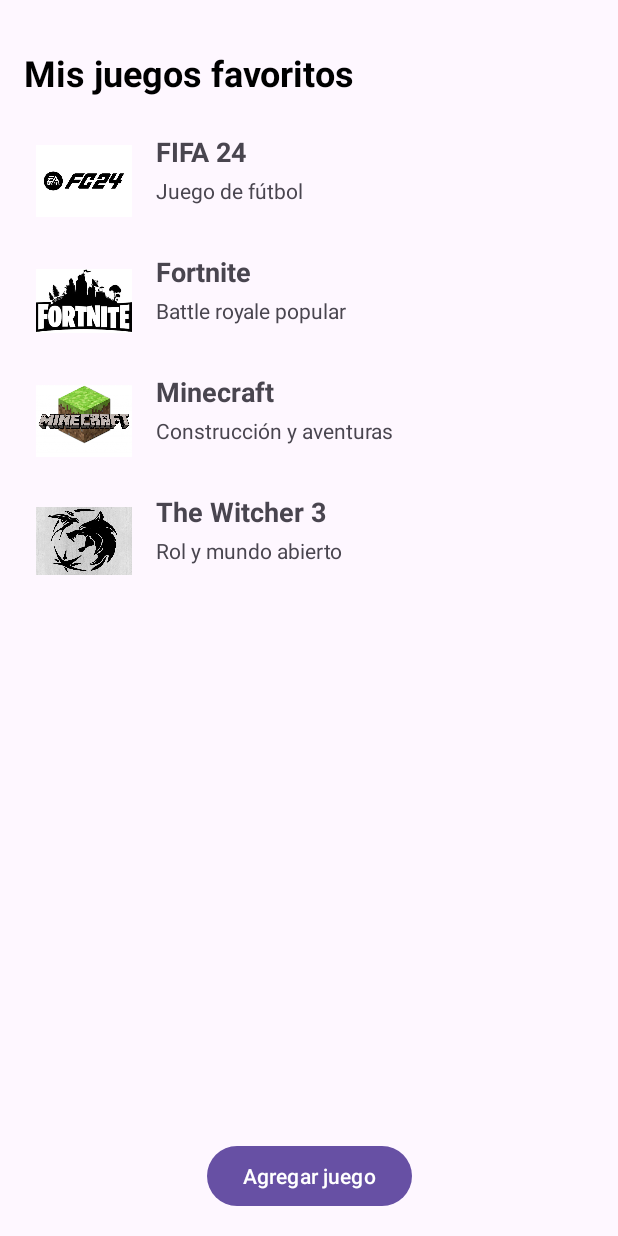
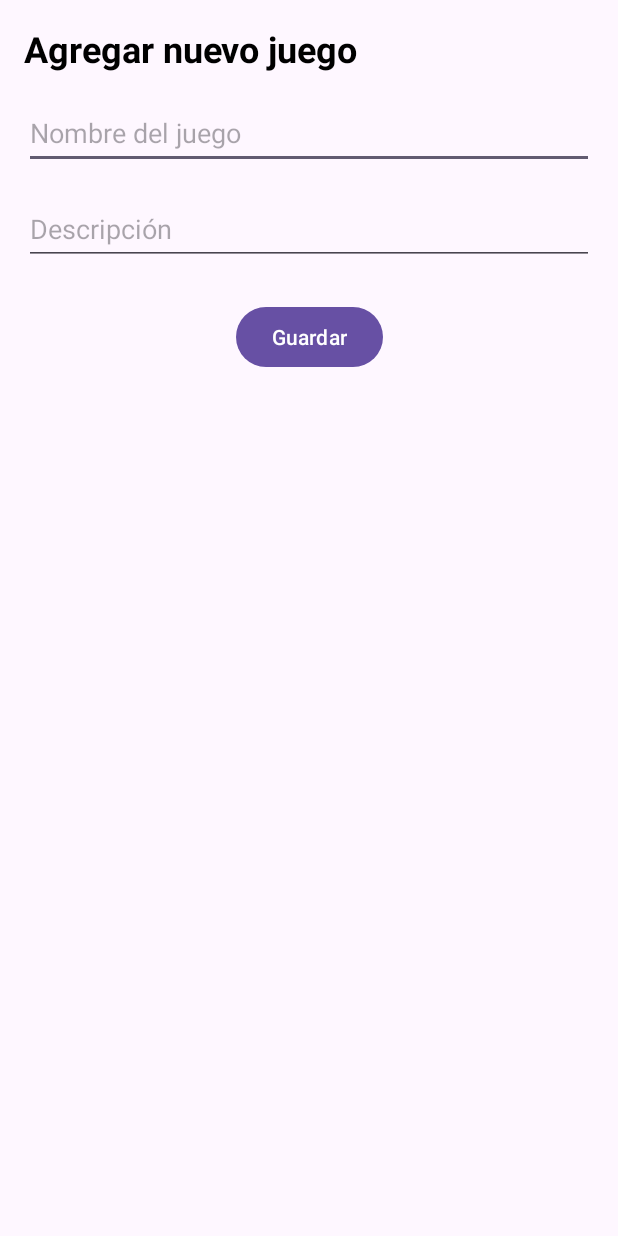
Before and after one commit to RomanBossio/juegos-favoritos, an Android app: the ListaJuegosActivity screen opened directly, with no data from a screen before it, after a tap on "Agregar juego", on a phone screen of 412 x 824 dp. Run offline under Robolectric (Android 15) with nearby library versions, the phone set to English and light mode, and no system bars.

Commit message:
Versión estable con pantalla de lista de juegos y agregar juego (sin imágenes personalizadas)

```diff
--- a/app/src/main/AndroidManifest.xml
+++ b/app/src/main/AndroidManifest.xml
@@ -13,6 +13,9 @@
         android:theme="@style/Theme.JuegosFavoritosApp"
         tools:targetApi="31">
         <activity
+            android:name=".AgregarJuegoActivity"
+            android:exported="false" />
+        <activity
             android:name=".ListaJuegosActivity"
             android:exported="false" />
         <activity
--- /dev/null
+++ b/app/src/main/java/com/example/juegosfavoritosapp/AgregarJuegoActivity.kt
@@ -0,0 +1,41 @@
+package com.example.juegosfavoritosapp
+
+import android.os.Bundle
+import android.widget.Button
+import android.widget.EditText
+import android.widget.Toast
+import androidx.appcompat.app.AppCompatActivity
+import android.content.Intent
+
+class AgregarJuegoActivity : AppCompatActivity() {
+    private lateinit var etNombreJuego: EditText
+    private lateinit var etDescripcionJuego: EditText
+    private lateinit var btnGuardarJuego: Button
+
+    override fun onCreate(savedInstanceState: Bundle?) {
+        super.onCreate(savedInstanceState)
+        setContentView(R.layout.activity_agregar_juego)
+
+        // Inicializar vistas
+        etNombreJuego = findViewById(R.id.etNombreJuego)
+        etDescripcionJuego = findViewById(R.id.etDescripcionJuego)
+        btnGuardarJuego = findViewById(R.id.btnGuardarJuego)
+
+        btnGuardarJuego.setOnClickListener {
+            val nombre = etNombreJuego.text.toString().trim()
+            val descripcion = etDescripcionJuego.text.toString().trim()
+
+            if (nombre.isEmpty() || descripcion.isEmpty()) {
+                Toast.makeText(this, "Completa todos los campos", Toast.LENGTH_SHORT).show()
+            } else {
+                // Devolver los datos a ListaJuegosActivity
+                val resultIntent = Intent()
+                resultIntent.putExtra("nombre", nombre)
+                resultIntent.putExtra("descripcion", descripcion)
+                setResult(RESULT_OK, resultIntent)
+                finish() // Cierra esta pantalla y vuelve
+            }
+        }
+
+    }
+}
--- a/app/src/main/java/com/example/juegosfavoritosapp/ListaJuegosActivity.kt
+++ b/app/src/main/java/com/example/juegosfavoritosapp/ListaJuegosActivity.kt
@@ -6,36 +6,52 @@ import android.widget.Toast
 import androidx.appcompat.app.AppCompatActivity
 import androidx.recyclerview.widget.LinearLayoutManager
 import androidx.recyclerview.widget.RecyclerView
+import android.content.Intent
+
 
 class ListaJuegosActivity : AppCompatActivity() {
     private lateinit var rvJuegos: RecyclerView
     private lateinit var btnAgregar: Button
     private lateinit var adapter: JuegoAdapter
 
+    // Lista mutable de juegos
+    private val juegos = mutableListOf(
+        Juego("FIFA 24", "Juego de fútbol", R.drawable.fifa24),
+        Juego("Fortnite", "Battle royale popular", R.drawable.fortnite),
+        Juego("Minecraft", "Construcción y aventuras", R.drawable.minecraft),
+        Juego("The Witcher 3", "Rol y mundo abierto", R.drawable.witcher3)
+    )
+
     override fun onCreate(savedInstanceState: Bundle?) {
         super.onCreate(savedInstanceState)
         setContentView(R.layout.activity_lista_juegos)
 
-        val juegos = listOf(
-            Juego("FIFA 24", "Juego de fútbol", R.drawable.fifa24),
-            Juego("Fortnite", "Battle royale popular", R.drawable.fortnite),
-            Juego("Minecraft", "Construcción y aventuras", R.drawable.minecraft),
-            Juego("The Witcher 3", "Rol y mundo abierto", R.drawable.witcher3)
-        )
-
-
-        // Inicializar vistas
         rvJuegos = findViewById(R.id.rvJuegos)
         btnAgregar = findViewById(R.id.btnAgregar)
 
-        // Configurar RecyclerView
         adapter = JuegoAdapter(juegos)
         rvJuegos.layoutManager = LinearLayoutManager(this)
         rvJuegos.adapter = adapter
 
-        // Botón para agregar juego (placeholder)
         btnAgregar.setOnClickListener {
-            Toast.makeText(this, "Funcionalidad de agregar juego próximamente!", Toast.LENGTH_SHORT).show()
+            val intent = Intent(this, AgregarJuegoActivity::class.java)
+            startActivityForResult(intent, 100) // Código de request
+        }
+    }
+
+    // Recibir el juego nuevo cuando vuelva la Activity
+    override fun onActivityResult(requestCode: Int, resultCode: Int, data: Intent?) {
+        super.onActivityResult(requestCode, resultCode, data)
+        if (requestCode == 100 && resultCode == RESULT_OK) {
+            val nombre = data?.getStringExtra("nombre")
+            val descripcion = data?.getStringExtra("descripcion")
+
+            if (!nombre.isNullOrEmpty() && !descripcion.isNullOrEmpty()) {
+                // Crear el nuevo juego con imagen por defecto
+                val nuevoJuego = Juego(nombre, descripcion, R.drawable.repo)
+                juegos.add(nuevoJuego)
+                adapter.notifyItemInserted(juegos.size - 1)
+            }
         }
     }
 }
--- /dev/null
+++ b/app/src/main/res/layout/activity_agregar_juego.xml
@@ -0,0 +1,54 @@
+<?xml version="1.0" encoding="utf-8"?>
+<androidx.constraintlayout.widget.ConstraintLayout
+    xmlns:android="http://schemas.android.com/apk/res/android"
+    xmlns:app="http://schemas.android.com/apk/res-auto"
+    xmlns:tools="http://schemas.android.com/tools"
+    android:layout_width="match_parent"
+    android:layout_height="match_parent"
+    tools:context=".AgregarJuegoActivity"
+    android:padding="16dp">
+
+    <TextView
+        android:id="@+id/tvTituloAgregar"
+        android:layout_width="wrap_content"
+        android:layout_height="wrap_content"
+        android:text="Agregar nuevo juego"
+        android:textSize="24sp"
+        android:textStyle="bold"
+        android:textColor="@android:color/black"
+        app:layout_constraintTop_toTopOf="parent"
+        app:layout_constraintStart_toStartOf="parent" />
+
+    <EditText
+        android:id="@+id/etNombreJuego"
+        android:layout_width="0dp"
+        android:layout_height="wrap_content"
+        android:minHeight="48dp"
+        android:hint="Nombre del juego"
+        app:layout_constraintTop_toBottomOf="@id/tvTituloAgregar"
+        app:layout_constraintStart_toStartOf="parent"
+        app:layout_constraintEnd_toEndOf="parent"
+        android:layout_marginTop="16dp" />
+
+    <EditText
+        android:id="@+id/etDescripcionJuego"
+        android:layout_width="0dp"
+        android:layout_height="wrap_content"
+        android:minHeight="48dp"
+        android:hint="Descripción"
+        app:layout_constraintTop_toBottomOf="@id/etNombreJuego"
+        app:layout_constraintStart_toStartOf="parent"
+        app:layout_constraintEnd_toEndOf="parent"
+        android:layout_marginTop="16dp" />
+
+    <Button
+        android:id="@+id/btnGuardarJuego"
+        android:layout_width="wrap_content"
+        android:layout_height="wrap_content"
+        android:text="Guardar"
+        app:layout_constraintTop_toBottomOf="@id/etDescripcionJuego"
+        app:layout_constraintStart_toStartOf="parent"
+        app:layout_constraintEnd_toEndOf="parent"
+        android:layout_marginTop="24dp" />
+
+</androidx.constraintlayout.widget.ConstraintLayout>
```
Also changed, not shown: app/src/main/res/drawable/repo.jpg (added).
